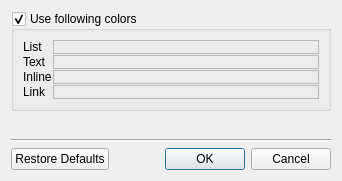
The window that src/colors.ui (igormironchik/md-editor) describes before a commit, drawn with Qt 5.
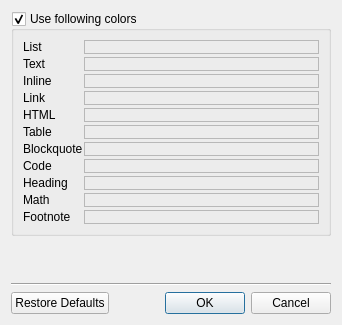
The same window after the commit. Custom widgets are drawn as their Qt base class.

Diff of the .ui file:
```diff
--- a/src/colors.ui
+++ b/src/colors.ui
@@ -7,13 +7,13 @@
     <x>0</x>
     <y>0</y>
     <width>342</width>
-    <height>181</height>
+    <height>325</height>
    </rect>
   </property>
   <property name="windowTitle">
    <string>Colors...</string>
   </property>
-  <layout class="QVBoxLayout" name="verticalLayout_2">
+  <layout class="QVBoxLayout" name="verticalLayout">
    <item>
     <widget class="QGroupBox" name="colors">
      <property name="title">
@@ -22,12 +22,13 @@
      <property name="checkable">
       <bool>true</bool>
      </property>
-     <layout class="QVBoxLayout" name="verticalLayout">
-      <item>
        <layout class="QGridLayout" name="gridLayout">
-        <property name="spacing">
+      <property name="horizontalSpacing">
          <number>1</number>
         </property>
+      <property name="verticalSpacing">
+       <number>3</number>
+      </property>
         <item row="0" column="0">
          <widget class="QLabel" name="label">
           <property name="sizePolicy">
@@ -144,7 +145,124 @@
           </property>
          </widget>
         </item>
-       </layout>
+      <item row="4" column="0">
+       <widget class="QLabel" name="label_5">
+        <property name="text">
+         <string>HTML</string>
+        </property>
+       </widget>
+      </item>
+      <item row="4" column="1">
+       <widget class="MdEditor::ColorWidget" name="htmlColor">
+        <property name="frameShape">
+         <enum>QFrame::StyledPanel</enum>
+        </property>
+        <property name="frameShadow">
+         <enum>QFrame::Raised</enum>
+        </property>
+       </widget>
+      </item>
+      <item row="5" column="0">
+       <widget class="QLabel" name="label_6">
+        <property name="text">
+         <string>Table</string>
+        </property>
+       </widget>
+      </item>
+      <item row="5" column="1">
+       <widget class="MdEditor::ColorWidget" name="tableColor">
+        <property name="frameShape">
+         <enum>QFrame::StyledPanel</enum>
+        </property>
+        <property name="frameShadow">
+         <enum>QFrame::Raised</enum>
+        </property>
+       </widget>
+      </item>
+      <item row="6" column="0">
+       <widget class="QLabel" name="label_7">
+        <property name="text">
+         <string>Blockquote</string>
+        </property>
+       </widget>
+      </item>
+      <item row="6" column="1">
+       <widget class="MdEditor::ColorWidget" name="blockquoteColor">
+        <property name="frameShape">
+         <enum>QFrame::StyledPanel</enum>
+        </property>
+        <property name="frameShadow">
+         <enum>QFrame::Raised</enum>
+        </property>
+       </widget>
+      </item>
+      <item row="7" column="0">
+       <widget class="QLabel" name="label_8">
+        <property name="text">
+         <string>Code</string>
+        </property>
+       </widget>
+      </item>
+      <item row="7" column="1">
+       <widget class="MdEditor::ColorWidget" name="codeColor">
+        <property name="frameShape">
+         <enum>QFrame::StyledPanel</enum>
+        </property>
+        <property name="frameShadow">
+         <enum>QFrame::Raised</enum>
+        </property>
+       </widget>
+      </item>
+      <item row="8" column="0">
+       <widget class="QLabel" name="label_9">
+        <property name="text">
+         <string>Heading</string>
+        </property>
+       </widget>
+      </item>
+      <item row="8" column="1">
+       <widget class="MdEditor::ColorWidget" name="headingColor">
+        <property name="frameShape">
+         <enum>QFrame::StyledPanel</enum>
+        </property>
+        <property name="frameShadow">
+         <enum>QFrame::Raised</enum>
+        </property>
+       </widget>
+      </item>
+      <item row="9" column="0">
+       <widget class="QLabel" name="label_10">
+        <property name="text">
+         <string>Math</string>
+        </property>
+       </widget>
+      </item>
+      <item row="9" column="1">
+       <widget class="MdEditor::ColorWidget" name="mathColor">
+        <property name="frameShape">
+         <enum>QFrame::StyledPanel</enum>
+        </property>
+        <property name="frameShadow">
+         <enum>QFrame::Raised</enum>
+        </property>
+       </widget>
+      </item>
+      <item row="10" column="0">
+       <widget class="QLabel" name="label_11">
+        <property name="text">
+         <string>Footnote</string>
+        </property>
+       </widget>
+      </item>
+      <item row="10" column="1">
+       <widget class="MdEditor::ColorWidget" name="footnoteColor">
+        <property name="frameShape">
+         <enum>QFrame::StyledPanel</enum>
+        </property>
+        <property name="frameShadow">
+         <enum>QFrame::Raised</enum>
+        </property>
+       </widget>
       </item>
      </layout>
     </widget>
```
Lines whose indentation alone changed are shown as unchanged.
